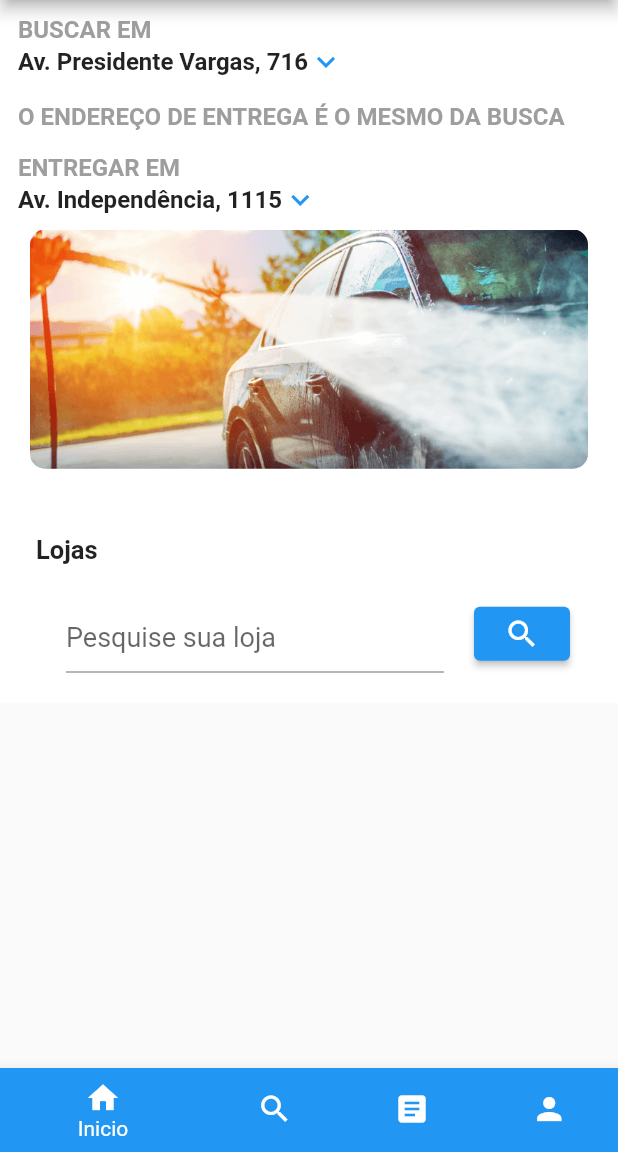
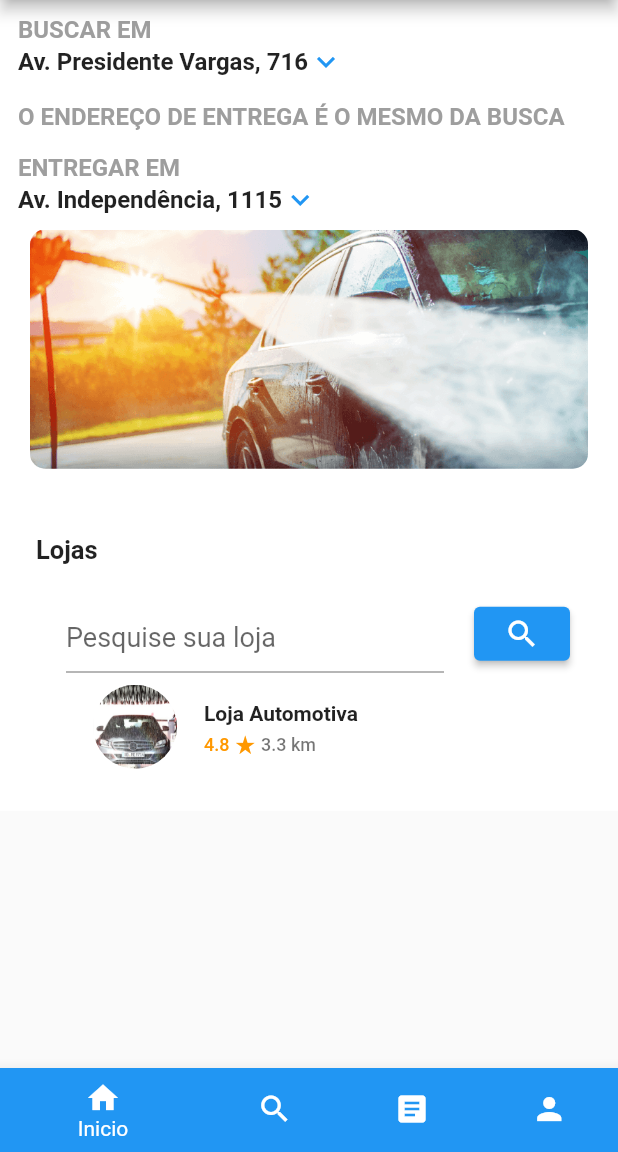
Before and after one commit to lucaspossati/iWash, a Flutter app: the screen it shows after launch, after a tap on "Entrar", on a phone screen of 412 x 824 dp, the part 84-1236 px from its top. Run offline on Flutter 3.47's test engine with Material 2 defaults, Android fonts, the phone set to English and light mode, and no system bars.

Commit message:
Add ListView + LojaCard + some visual changes

```diff
--- /dev/null
+++ b/lib/lojaCard.dart
@@ -0,0 +1,72 @@
+import 'package:flutter/cupertino.dart';
+import 'package:flutter/material.dart';
+import 'package:iWash/lojas.dart';
+
+class LojaCard extends StatelessWidget {
+  const LojaCard({Key key, this.lojas}) : super(key: key);
+  final Lojas lojas;
+
+  @override
+  Widget build(BuildContext context) {
+    return ListTile(
+      leading: CircleAvatar(
+        radius: 30,
+        backgroundColor: Colors.white,
+        backgroundImage: AssetImage(lojas.logoEmpresa),
+      ),
+      title: Row(children: [
+        Text(lojas.nomeLoja,
+            style: TextStyle(
+              fontWeight: FontWeight.bold,
+              fontSize: 14,
+              color: Colors.black87,
+            ))
+      ]),
+      subtitle: Row(
+        children: [
+          Text(
+            lojas.avaliacao,
+            style: TextStyle(
+              fontWeight: FontWeight.w500,
+              fontSize: 12,
+              color: Colors.orange,
+            ),
+          ),
+          Icon(
+            Icons.star_rate,
+            color: Colors.orange,
+            size: 15,
+          ),
+          Text(
+            ' ' + lojas.km,
+            style: TextStyle(
+              fontWeight: FontWeight.w500,
+              fontSize: 12,
+              color: Colors.black54,
+            ),
+          ),
+        ],
+      ),
+      // trailing: Row(
+      //   children: [
+      //     Text(
+      //       lojas.tempoBusca,
+      //       style: TextStyle(
+      //         fontWeight: FontWeight.w500,
+      //         fontSize: 12,
+      //         color: Colors.black54,
+      //       ),
+      //     ),
+      //     Text(
+      //       '  R\$ ' + lojas.precoBusca,
+      //       style: TextStyle(
+      //         fontWeight: FontWeight.w500,
+      //         fontSize: 12,
+      //         color: Colors.black54,
+      //       ),
+      //     ),
+      //   ],
+      // ),
+    );
+  }
+}
--- a/lib/main.dart
+++ b/lib/main.dart
@@ -1,6 +1,7 @@
 // import 'dart:html';
 
 import 'package:flutter/material.dart';
+import 'package:iWash/lojaCard.dart';
 import 'package:iWash/sobre.dart';
 
 import 'cadastrar.dart';
@@ -17,13 +18,13 @@ void main() {
       '/cadastrar': (context) => Cadastrar(),
       '/home': (context) => Home(),
       '/sobre': (context) => Sobre(),
-      '/lojas': (context) => Lojas(
-          logoEmpresa: 'assets/images/Wash/wash1.jpg',
-          nomeLoja: 'Loja Automotiva',
-          avaliacao: '4.8 ',
-          km: '3.3 km',
-          tempoBusca: '2 hrs',
-          precoBusca: '3,00'),
+      // '/lojas': (context) => Lojas(
+      //     logoEmpresa: 'assets/images/Wash/wash1.jpg',
+      //     nomeLoja: 'Loja Automotiva',
+      //     avaliacao: '4.8 ',
+      //     km: '3.3 km',
+      //     tempoBusca: '2 hrs',
+      //     precoBusca: '3,00'),
     },
   ));
 }
@@ -39,7 +40,7 @@ class _LoginState extends State<Login> {
 
   @override
   Widget build(BuildContext context) {
-    final Mensagem msg = ModalRoute.of(context).settings.arguments;
+    // final Mensagem msg = ModalRoute.of(context).settings.arguments;
 
     return Scaffold(
       body: Center(
@@ -157,9 +158,17 @@ class _LoginState extends State<Login> {
 }
 
 class Home extends StatefulWidget {
-  List<Lojas> _listLojas = [];
+  // Home() {}
 
-  Home() {
+  @override
+  _HomeState createState() => _HomeState();
+}
+
+class _HomeState extends State<Home> {
+  final GlobalKey<FormState> _formKey = GlobalKey<FormState>();
+  @override
+  Widget build(BuildContext context) {
+    List<Lojas> _listLojas = [];
     _listLojas = [];
     _listLojas.add(Lojas(
         logoEmpresa: 'assets/images/Wash/wash1.jpg',
@@ -168,15 +177,7 @@ class Home extends StatefulWidget {
         km: '3.3 km',
         tempoBusca: '2 hrs',
         precoBusca: '3,00'));
-  }
 
-  @override
-  _HomeState createState() => _HomeState();
-}
-
-class _HomeState extends State<Home> {
-  @override
-  Widget build(BuildContext context) {
     return Scaffold(
       appBar: AppBar(
         title: const Text('IWash'),
@@ -328,6 +329,7 @@ class _HomeState extends State<Home> {
                           child: Column(
                             children: <Widget>[
                               Form(
+                                key: _formKey,
                                 child: Row(
                                   children: <Widget>[
                                     Expanded(
@@ -353,7 +355,15 @@ class _HomeState extends State<Home> {
                                             )))
                                   ],
                                 ),
-                              )
+                              ),
+                              SizedBox(
+                                  child: ListView.builder(
+                                scrollDirection: Axis.vertical,
+                                shrinkWrap: true,
+                                itemCount: _listLojas.length,
+                                itemBuilder: (context, index) =>
+                                    LojaCard(lojas: _listLojas[index]),
+                              ))
                             ],
                           ),
                         )
```
Also changed, not shown: lib/lojas.dart (+11 -111 lines).
